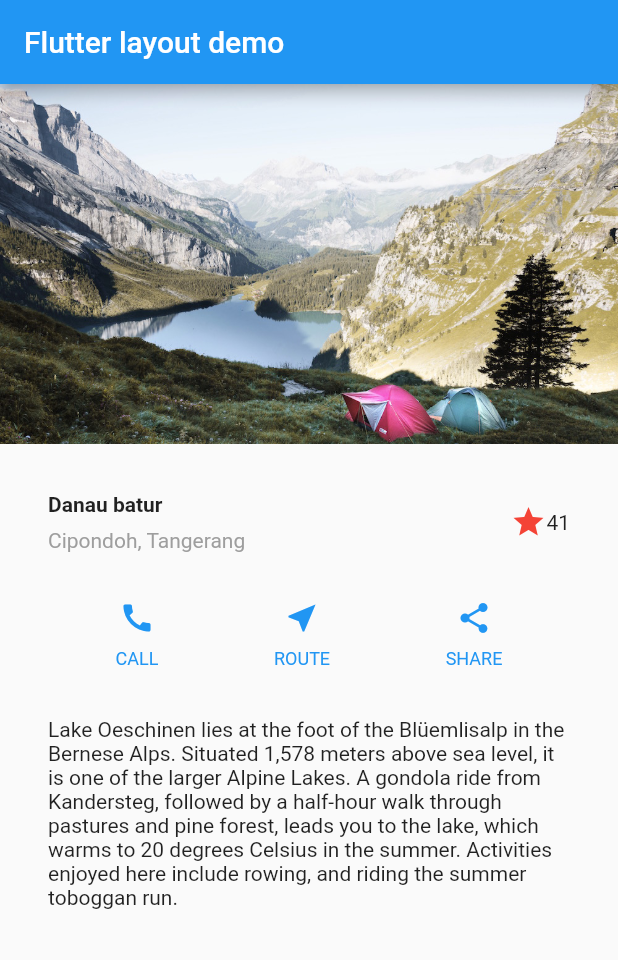
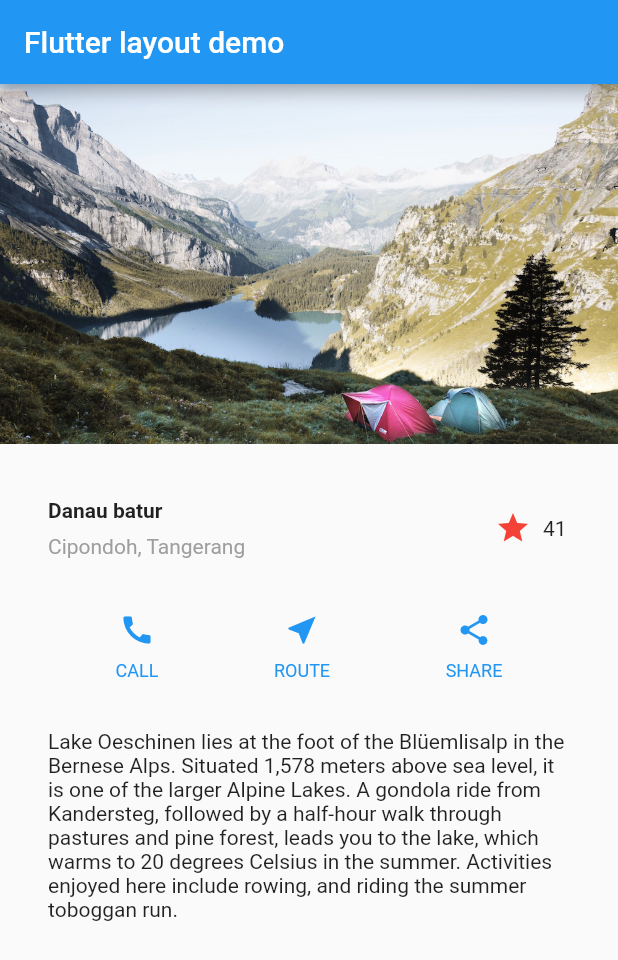
Before and after one commit to heyjuns/onboard-flutter, a Flutter app: the screen it shows after launch, on a phone screen of 412 x 824 dp. Shown: the top 960 px of the screen. Run offline on Flutter 3.47's test engine with Material 2 defaults, Android fonts, the phone set to English and light mode, and no system bars.

```diff
--- a/lib/main.dart
+++ b/lib/main.dart
@@ -28,11 +28,7 @@ Widget titleSection = Container(
           ],
         ),
       ),
-      Icon(
-        Icons.star,
-        color: Colors.red[500],
-      ),
-      const Text('41')
+      const FavoriteWidget(),
     ],
   ),
 );
@@ -108,3 +104,48 @@ class MainApp extends StatelessWidget {
     );
   }
 }
+
+class FavoriteWidget extends StatefulWidget {
+  const FavoriteWidget({super.key});
+
+  @override
+  State<FavoriteWidget> createState() => _FavoriteWidgetState();
+}
+
+class _FavoriteWidgetState extends State<FavoriteWidget> {
+  bool _isFavorited = true;
+  int _favoritedCount = 41;
+
+  void _toggleFavorite() {
+    setState(() {
+      if (_isFavorited) {
+        _favoritedCount -= 1;
+        _isFavorited = false;
+      } else {
+        _favoritedCount += 1;
+        _isFavorited = true;
+      }
+    });
+  }
+
+  @override
+  Widget build(BuildContext context) {
+    return Row(
+      mainAxisSize: MainAxisSize.min,
+      children: [
+        Container(
+          padding: const EdgeInsets.all(0),
+          child: IconButton(
+            alignment: Alignment.centerRight,
+            icon: (_isFavorited
+                ? const Icon(Icons.star)
+                : const Icon(Icons.star_border)),
+            color: Colors.red[500],
+            onPressed: _toggleFavorite,
+          ),
+        ),
+        SizedBox(width: 18, child: SizedBox(child: Text('$_favoritedCount')))
+      ],
+    );
+  }
+}
```
